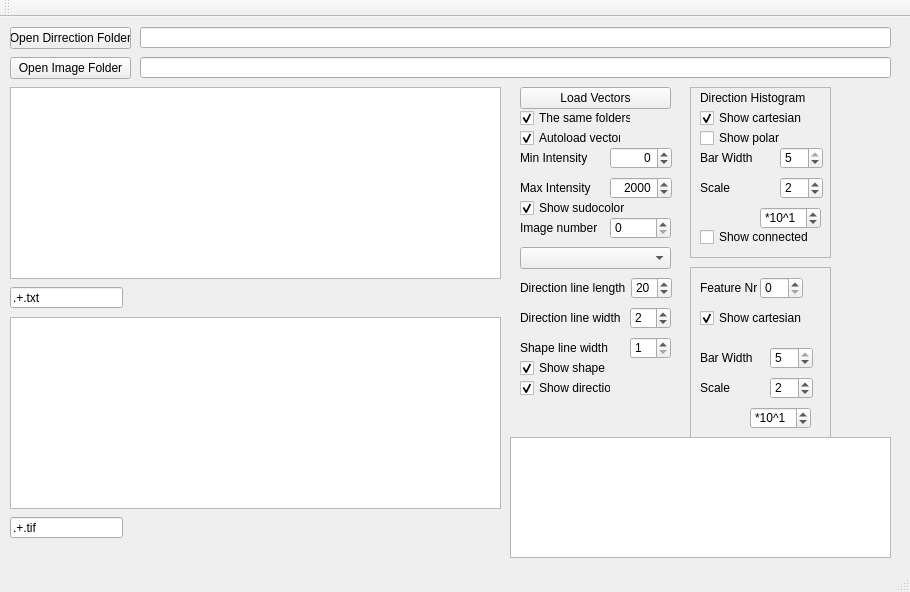
The window that mainwindow.ui (marcinkociolek/BasicDirMapViewer) describes before a commit, drawn with Qt 5.
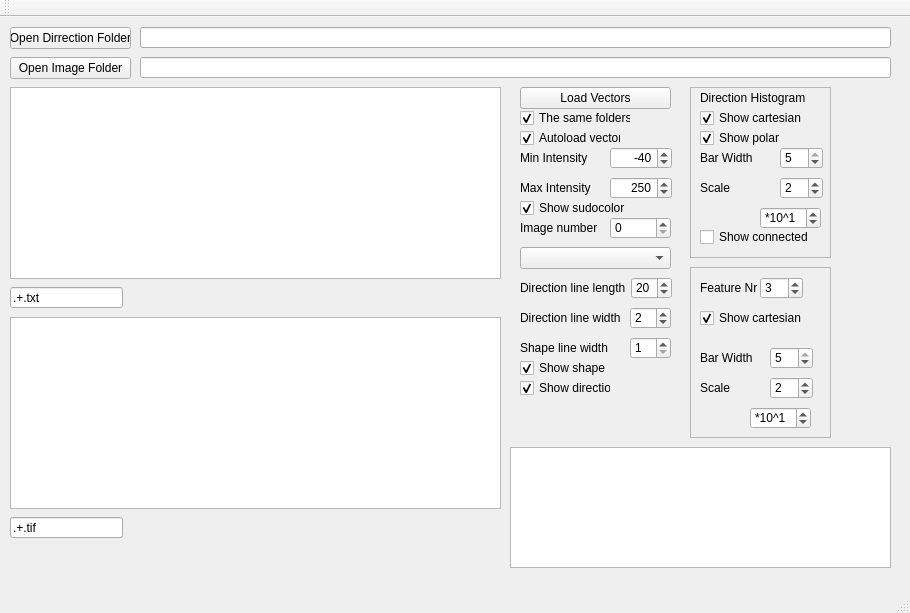
The same window after the commit.

```diff
--- a/mainwindow.ui
+++ b/mainwindow.ui
@@ -7,7 +7,7 @@
     <x>0</x>
     <y>0</y>
     <width>910</width>
-    <height>592</height>
+    <height>613</height>
    </rect>
   </property>
   <property name="windowTitle">
@@ -110,7 +110,7 @@
     <property name="geometry">
      <rect>
       <x>510</x>
-      <y>420</y>
+      <y>430</y>
       <width>381</width>
       <height>121</height>
      </rect>
@@ -154,7 +154,7 @@
      <double>512.000000000000000</double>
     </property>
     <property name="value">
-     <double>0.000000000000000</double>
+     <double>-40.000000000000000</double>
     </property>
    </widget>
    <widget class="QLabel" name="labelMinIntensity">
@@ -205,7 +205,7 @@
      <double>512.000000000000000</double>
     </property>
     <property name="value">
-     <double>2000.000000000000000</double>
+     <double>250.000000000000000</double>
     </property>
    </widget>
    <widget class="QSpinBox" name="spinBoxImageNr">
@@ -518,7 +518,7 @@
       <string>Show polar</string>
      </property>
      <property name="checked">
-      <bool>false</bool>
+      <bool>true</bool>
      </property>
     </widget>
     <widget class="QLabel" name="labelDirectionHistogram">
@@ -613,6 +613,9 @@
      <property name="maximum">
       <number>10</number>
      </property>
+     <property name="value">
+      <number>3</number>
+     </property>
     </widget>
     <widget class="QLabel" name="labelFeatureNr">
      <property name="geometry">
```
Left out of the diff: 2 changed lines with no effect on the pictures.
